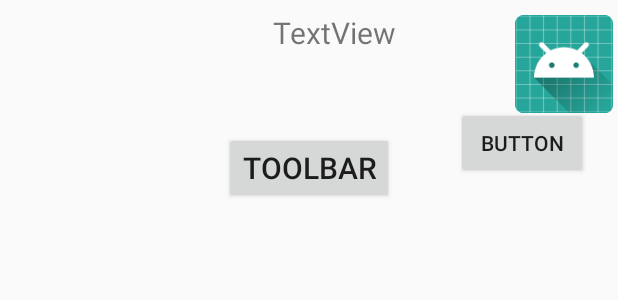
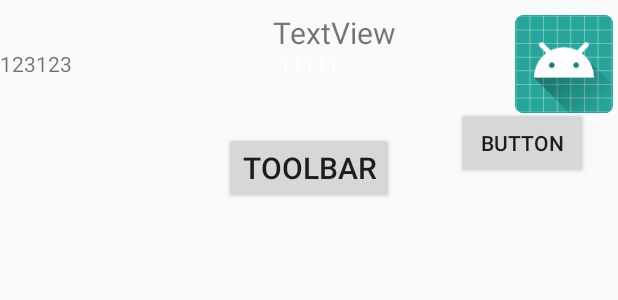
Before and after one commit to Gaojianan2016/ToolBar, an Android app: the layout activity_main.xml on its own in the app's theme, with its tools: preview values and no code run, on a phone screen of 412 x 824 dp. Shown: the top 300 px of the screen. Run offline under Robolectric (Android 15) with nearby library versions, the phone set to English and light mode, and no system bars.

Commit message:
修复字体不能设置白色的bug

```diff
--- a/app/src/main/res/layout/activity_main.xml
+++ b/app/src/main/res/layout/activity_main.xml
@@ -21,7 +21,10 @@
         android:layout_width="0dp"
         android:layout_height="75dp"
         android:paddingTop="10dp"
+        app:leftText="123123"
+        app:title="11111"
         app:rightImage="@mipmap/ic_launcher"
+        app:titleTextColor="@android:color/white"
         app:layout_constraintEnd_toEndOf="parent"
         app:layout_constraintStart_toStartOf="parent"
         app:layout_constraintTop_toBottomOf="@+id/bar" />
--- a/toolbarlibrary/src/main/java/com/gjn/toolbarlibrary/TitleBar.java
+++ b/toolbarlibrary/src/main/java/com/gjn/toolbarlibrary/TitleBar.java
@@ -2,6 +2,7 @@ package com.gjn.toolbarlibrary;
 
 import android.content.Context;
 import android.content.res.TypedArray;
+import android.graphics.Color;
 import android.support.annotation.NonNull;
 import android.support.annotation.Nullable;
 import android.text.TextUtils;
@@ -54,9 +55,9 @@ public class TitleBar extends ToolBar {
             leftImage = ta.getResourceId(R.styleable.TitleBar_leftImage, -1);
             rightImage = ta.getResourceId(R.styleable.TitleBar_rightImage, -1);
 
-            titleTextColor = ta.getColor(R.styleable.TitleBar_titleTextColor, -1);
-            leftTextColor = ta.getColor(R.styleable.TitleBar_leftTextColor, -1);
-            rightTextColor = ta.getColor(R.styleable.TitleBar_rightTextColor, -1);
+            titleTextColor = ta.getColor(R.styleable.TitleBar_titleTextColor, 0);
+            leftTextColor = ta.getColor(R.styleable.TitleBar_leftTextColor, 0);
+            rightTextColor = ta.getColor(R.styleable.TitleBar_rightTextColor, 0);
 
             titleTextSize = (int) ta.getDimension(R.styleable.TitleBar_titleTextSize, -1);
             leftTextSize = (int) ta.getDimension(R.styleable.TitleBar_leftTextSize, -1);
@@ -66,6 +67,7 @@ public class TitleBar extends ToolBar {
             rightPaddingright = (int) ta.getDimension(R.styleable.TitleBar_right_paddingRight, 0);
             ta.recycle();
         }
+
         init();
         create();
     }
@@ -76,7 +78,7 @@ public class TitleBar extends ToolBar {
         if (!TextUtils.isEmpty(title)) {
             TextView center = new TextView(getContext());
             center.setText(title);
-            if (titleTextColor != -1) {
+            if (titleTextColor != 0) {
                 center.setTextColor(titleTextColor);
             }
             if (titleTextSize != -1) {
@@ -88,7 +90,7 @@ public class TitleBar extends ToolBar {
         if (!TextUtils.isEmpty(leftText)) {
             TextView left = new TextView(getContext());
             left.setText(leftText);
-            if (leftTextColor != -1) {
+            if (leftTextColor != 0) {
                 left.setTextColor(leftTextColor);
             }
             if (leftTextSize != -1) {
@@ -100,7 +102,7 @@ public class TitleBar extends ToolBar {
         if (!TextUtils.isEmpty(rightText)) {
             TextView right = new TextView(getContext());
             right.setText(rightText);
-            if (rightTextColor != -1) {
+            if (rightTextColor != 0) {
                 right.setTextColor(rightTextColor);
             }
             if (rightTextSize != -1) {
```
Also changed, not shown: 1 other file.
